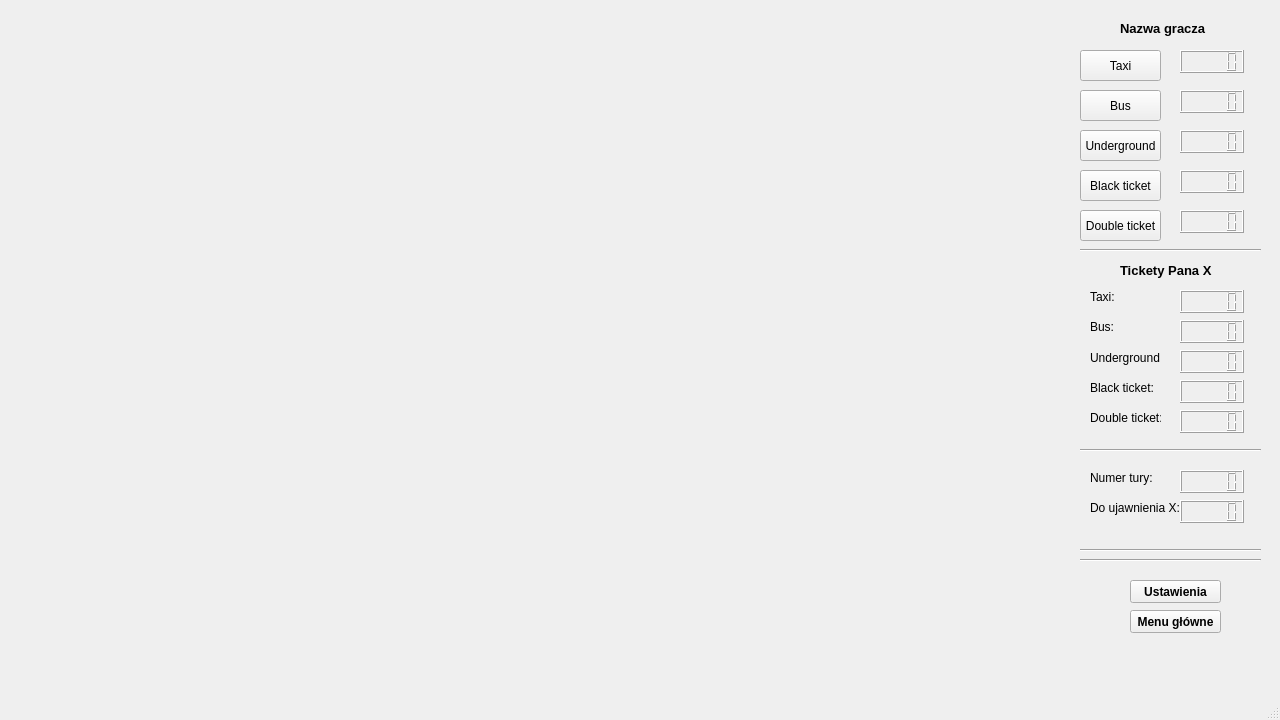
First picture: the form in Scotland_Yard/map.ui, repository Tomek3/Scotland-Yard, before the edit.
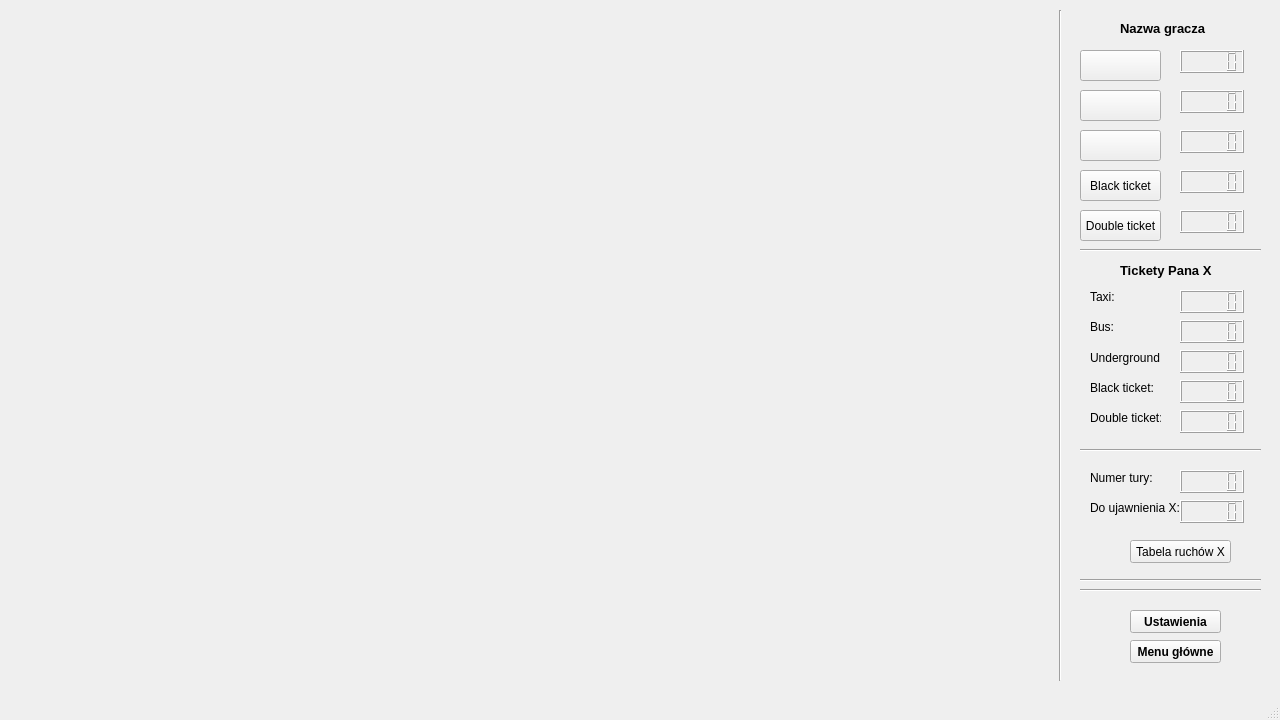
Second picture: the form after the edit. Icons and pictures are not drawn.

```diff
--- a/Scotland_Yard/map.ui
+++ b/Scotland_Yard/map.ui
@@ -44,7 +44,17 @@
      </rect>
     </property>
     <property name="text">
-     <string>Taxi</string>
+     <string/>
+    </property>
+    <property name="icon">
+     <iconset resource="src.qrc">
+      <normaloff>:/new/prefix1/grafika/taxi.jpg</normaloff>:/new/prefix1/grafika/taxi.jpg</iconset>
+    </property>
+    <property name="iconSize">
+     <size>
+      <width>57</width>
+      <height>25</height>
+     </size>
     </property>
    </widget>
    <widget class="QPushButton" name="pushButton_2">
@@ -57,7 +67,17 @@
      </rect>
     </property>
     <property name="text">
-     <string>Bus</string>
+     <string/>
+    </property>
+    <property name="icon">
+     <iconset resource="src.qrc">
+      <normaloff>:/new/prefix1/grafika/bus.jpg</normaloff>:/new/prefix1/grafika/bus.jpg</iconset>
+    </property>
+    <property name="iconSize">
+     <size>
+      <width>57</width>
+      <height>25</height>
+     </size>
     </property>
    </widget>
    <widget class="QPushButton" name="pushButton_3">
@@ -70,7 +90,17 @@
      </rect>
     </property>
     <property name="text">
-     <string>Underground</string>
+     <string/>
+    </property>
+    <property name="icon">
+     <iconset resource="src.qrc">
+      <normaloff>:/new/prefix1/grafika/underground.jpg</normaloff>:/new/prefix1/grafika/underground.jpg</iconset>
+    </property>
+    <property name="iconSize">
+     <size>
+      <width>57</width>
+      <height>25</height>
+     </size>
     </property>
    </widget>
    <widget class="QPushButton" name="pushButton_4">
@@ -360,7 +390,7 @@
     <property name="geometry">
      <rect>
       <x>1080</x>
-      <y>540</y>
+      <y>570</y>
       <width>181</width>
       <height>20</height>
      </rect>
@@ -373,20 +403,20 @@
     <property name="geometry">
      <rect>
       <x>1080</x>
-      <y>550</y>
-      <width>181</width>
-      <height>20</height>
-     </rect>
-    </property>
-    <property name="orientation">
-     <enum>Qt::Horizontal</enum>
-    </property>
-   </widget>
-   <widget class="QPushButton" name="pushButton_6">
-    <property name="geometry">
-     <rect>
-      <x>1130</x>
       <y>580</y>
+      <width>181</width>
+      <height>20</height>
+     </rect>
+    </property>
+    <property name="orientation">
+     <enum>Qt::Horizontal</enum>
+    </property>
+   </widget>
+   <widget class="QPushButton" name="pushButton_6">
+    <property name="geometry">
+     <rect>
+      <x>1130</x>
+      <y>610</y>
       <width>91</width>
       <height>23</height>
      </rect>
@@ -405,7 +435,7 @@
     <property name="geometry">
      <rect>
       <x>1130</x>
-      <y>610</y>
+      <y>640</y>
       <width>91</width>
       <height>23</height>
      </rect>
@@ -420,6 +450,32 @@
      <string>Menu główne</string>
     </property>
    </widget>
+   <widget class="QPushButton" name="pushButton_8">
+    <property name="geometry">
+     <rect>
+      <x>1130</x>
+      <y>540</y>
+      <width>101</width>
+      <height>23</height>
+     </rect>
+    </property>
+    <property name="text">
+     <string>Tabela ruchów X</string>
+    </property>
+   </widget>
+   <widget class="Line" name="line_5">
+    <property name="geometry">
+     <rect>
+      <x>1050</x>
+      <y>10</y>
+      <width>20</width>
+      <height>671</height>
+     </rect>
+    </property>
+    <property name="orientation">
+     <enum>Qt::Vertical</enum>
+    </property>
+   </widget>
   </widget>
   <widget class="QMenuBar" name="menubar">
    <property name="geometry">
```
Left out of the diff: 4 changed lines with no effect on the pictures.
